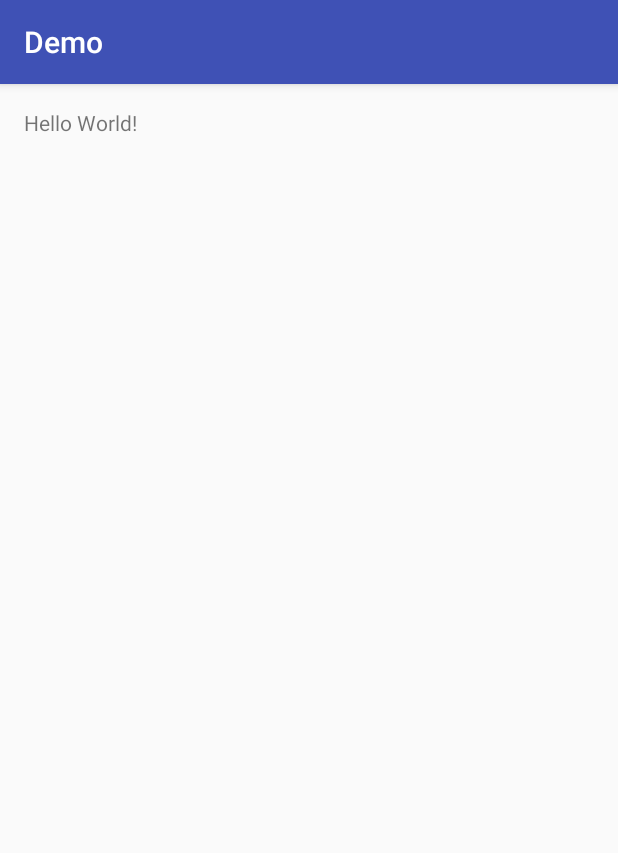
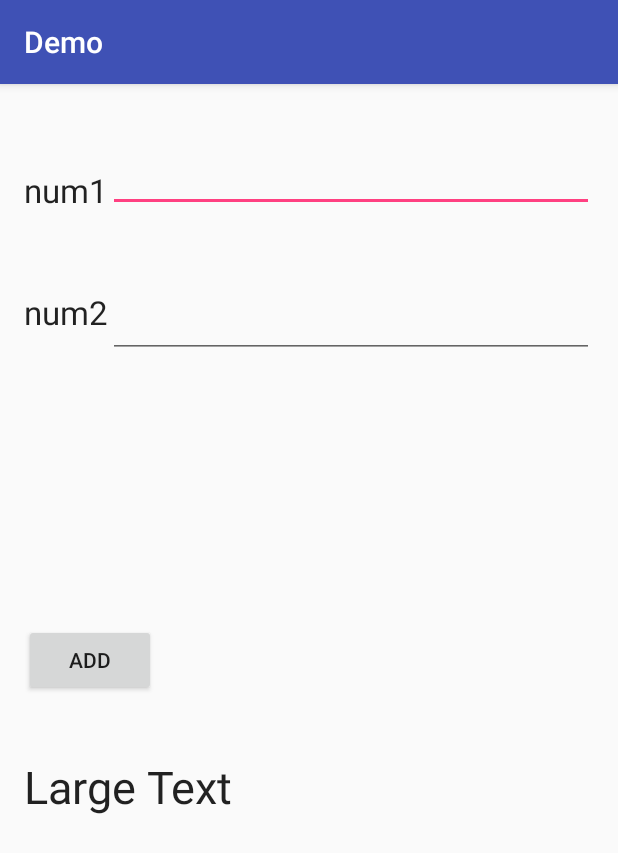
Before and after one commit to sumanmyonsam/Demo, an Android app: the screen it shows after launch (MainActivity), on a phone screen of 412 x 824 dp. Shown: the top 853 px of the screen. Run offline under Robolectric (Android 15) with nearby library versions, the phone set to English and light mode, and no system bars.

Commit message:
user view

```diff
--- a/app/src/main/res/layout/activity_main.xml
+++ b/app/src/main/res/layout/activity_main.xml
@@ -12,5 +12,59 @@
     <TextView
         android:layout_width="wrap_content"
         android:layout_height="wrap_content"
-        android:text="Hello World!" />
+        android:textAppearance="?android:attr/textAppearanceLarge"
+        android:text="num1"
+        android:id="@+id/textView"
+        android:layout_marginTop="40dp"
+        android:layout_alignParentTop="true"
+        android:layout_alignParentLeft="true"
+        android:layout_alignParentStart="true" />
+
+    <TextView
+        android:layout_width="wrap_content"
+        android:layout_height="wrap_content"
+        android:textAppearance="?android:attr/textAppearanceLarge"
+        android:text="num2"
+        android:id="@+id/textView2"
+        android:layout_below="@+id/textView"
+        android:layout_alignParentLeft="true"
+        android:layout_alignParentStart="true"
+        android:layout_marginTop="52dp" />
+
+    <EditText
+        android:layout_width="match_parent"
+        android:layout_height="wrap_content"
+        android:id="@+id/editText"
+        android:layout_alignBottom="@+id/textView"
+        android:layout_toRightOf="@+id/textView"
+        android:layout_toEndOf="@+id/textView" />
+
+    <EditText
+        android:layout_width="match_parent"
+        android:layout_height="wrap_content"
+        android:id="@+id/editText2"
+        android:layout_alignTop="@+id/textView2"
+        android:layout_toRightOf="@+id/textView2"
+        android:layout_toEndOf="@+id/textView2" />
+
+    <Button
+        android:layout_width="wrap_content"
+        android:layout_height="wrap_content"
+        android:text="Add"
+        android:id="@+id/button"
+        android:layout_centerVertical="true"
+        android:layout_alignParentLeft="true"
+        android:layout_alignParentStart="true" />
+
+    <TextView
+        android:layout_width="match_parent"
+        android:layout_height="match_parent"
+        android:textAppearance="?android:attr/textAppearanceLarge"
+        android:text="Large Text"
+        android:id="@+id/textView3"
+        android:layout_below="@+id/button"
+        android:textSize="30sp"
+        android:layout_marginTop="40dp"
+        android:layout_alignParentLeft="true"
+        android:layout_alignParentStart="true" />
 </RelativeLayout>
```
